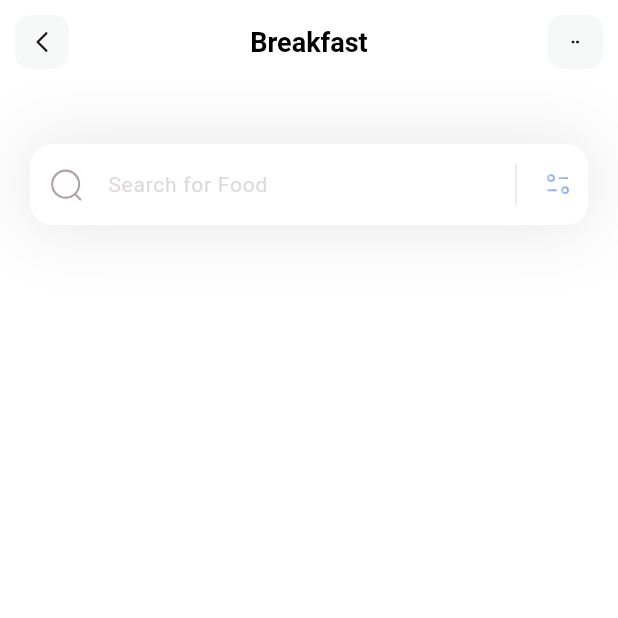
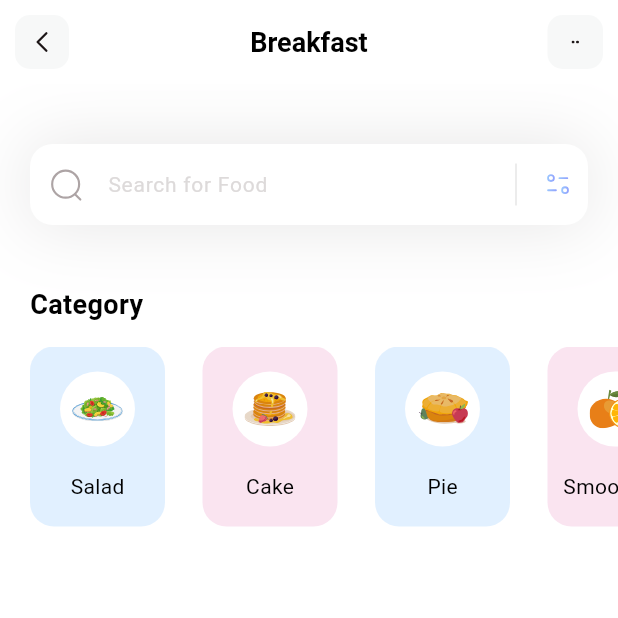
Before and after one commit to JamesImreNemeth/Flutter-Food-App, a Flutter app: the screen it shows after launch, on a phone screen of 412 x 824 dp, the top half of it. Run offline on Flutter 3.47's test engine with Material 3 defaults, Android fonts, the phone set to English and light mode, and no system bars; our stand-ins replace flutter_svg.

Commit message:
Added the Model for the Food Category Section

```diff
--- a/lib/main.dart
+++ b/lib/main.dart
@@ -12,7 +12,7 @@ class MyApp extends StatelessWidget {
   // This widget is the root of your application.
   @override
   Widget build(BuildContext context) {
-    return const MaterialApp(
+    return MaterialApp(
       debugShowCheckedModeBanner: false,
       // theme: ThemeData(fontFamily: 'Poppins'),
       home: HomePage()
--- /dev/null
+++ b/lib/models/category_model.dart
@@ -0,0 +1,52 @@
+import 'package:flutter/material.dart';
+
+class CategoryModel {
+  String name;
+  String iconPath;
+  Color boxColor;
+
+  CategoryModel({
+    required this.name,
+    required this.iconPath,
+    required this.boxColor,
+  });
+
+  static List<CategoryModel> getCategories() {
+    List<CategoryModel> categories = [];
+
+    categories.add(
+      CategoryModel(
+        name: 'Salad',
+        iconPath: 'assets/icons/plate.svg',
+        boxColor: Color(0xff9DCEFF)
+      )
+    );
+
+    categories.add(
+      CategoryModel(
+        name: 'Cake',
+        iconPath: 'assets/icons/pancakes.svg',
+        boxColor: Color(0xffEEA4CE)
+      )
+    );
+
+    categories.add(
+      CategoryModel(
+        name: 'Pie',
+        iconPath: 'assets/icons/pie.svg',
+        boxColor: Color(0xff9DCEFF)
+      )
+    );
+
+    categories.add(
+      CategoryModel(
+        name: 'Smoothies',
+        iconPath: 'assets/icons/orange-snacks.svg',
+        boxColor: Color(0xffEEA4CE)
+      )
+    );
+
+
+    return categories;
+  }
+}
--- a/lib/pages/home.dart
+++ b/lib/pages/home.dart
@@ -1,17 +1,90 @@
 import 'package:flutter/material.dart';
+import 'package:flutter_application/models/category_model.dart';
 import 'package:flutter_svg/flutter_svg.dart';
 
 class HomePage extends StatelessWidget {
-  const HomePage({super.key});
+  HomePage({super.key});
+
+  List<CategoryModel> categories = [];
+
+  void _getCategories() {
+    categories = CategoryModel.getCategories();
+  }
 
   @override
   Widget build(BuildContext context) {
+    _getCategories();
     return Scaffold(
       appBar: appBar(),
       backgroundColor: Colors.white,
       body:Column(
+        crossAxisAlignment: CrossAxisAlignment.start,
         children: [
-          _searchFeild()
+          _searchFeild(),
+          SizedBox(height: 40,),
+          Column(
+            crossAxisAlignment: CrossAxisAlignment.start,
+            children: [
+              Padding(
+                padding: const EdgeInsets.only(left: 20),
+                child: Text(
+                  'Category',
+                  style: TextStyle(
+                    color: Colors.black,
+                    fontSize: 18,
+                    fontWeight: FontWeight.w600
+                  ),
+                ),
+              ),
+              SizedBox(height: 15,),
+              Container(
+                height: 120,
+                child: ListView.separated(
+                  itemCount: categories.length,
+                  scrollDirection: Axis.horizontal,
+                  padding: EdgeInsets.only(
+                    left: 20,
+                    right: 20
+                  ),
+                  separatorBuilder: (context, index) => SizedBox(width: 25,),
+                  itemBuilder: (context, index) {
+                    return Container(
+                      width: 90,
+                      decoration: BoxDecoration(
+                        color: categories[index].boxColor.withOpacity(0.3),
+                        borderRadius: BorderRadius.circular(16)
+                      ),
+                      child: Column(
+                        mainAxisAlignment: MainAxisAlignment.spaceEvenly,
+                        children: [
+                          Container(
+                            width: 50,
+                            height: 50,
+                            decoration: BoxDecoration(
+                              color: Colors.white,
+                              shape: BoxShape.circle
+                            ),
+                            child: Padding(
+                              padding: const EdgeInsets.all(8.0),
+                              child: SvgPicture.asset(categories[index].iconPath),
+                            ),
+                          ),
+                          Text(
+                            categories[index].name,
+                            style: TextStyle(
+                              fontWeight: FontWeight.w400,
+                              color: Colors.black,
+                              fontSize: 14
+                            ),
+                          )
+                        ],
+                      ),
+                    );
+                  },
+                ),
+              )
+            ],
+          )
         ],
       )
     );
```
Also changed, not shown: assets/icons/orange-snacks.svg (added), assets/icons/pancakes.svg (added), assets/icons/pie.svg (added), assets/icons/plate.svg (added).
